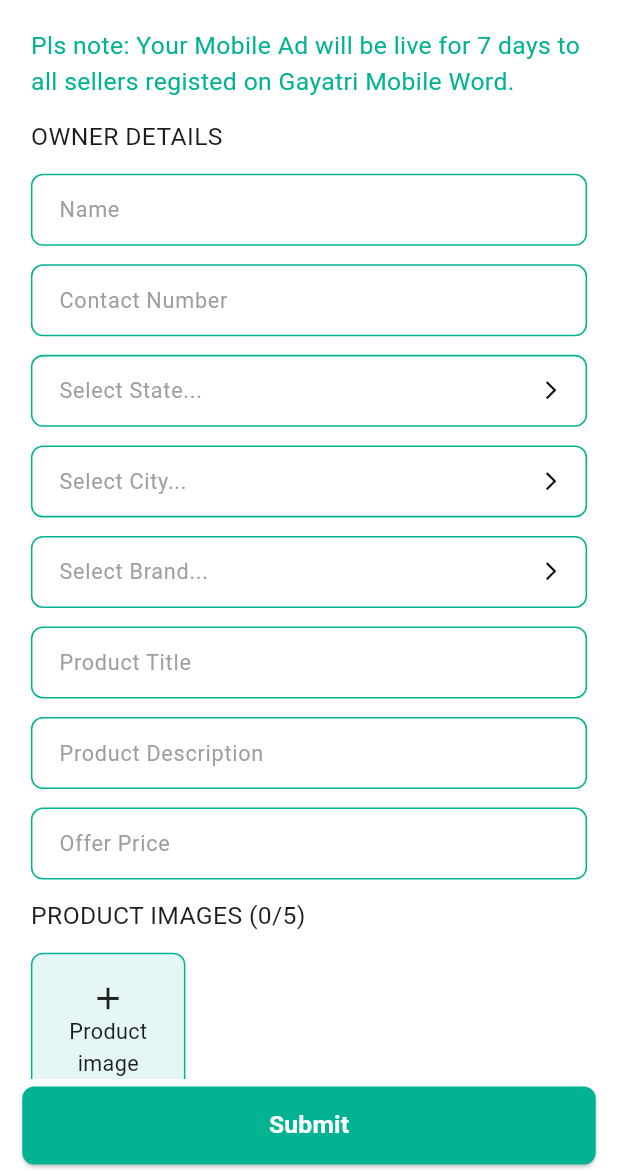
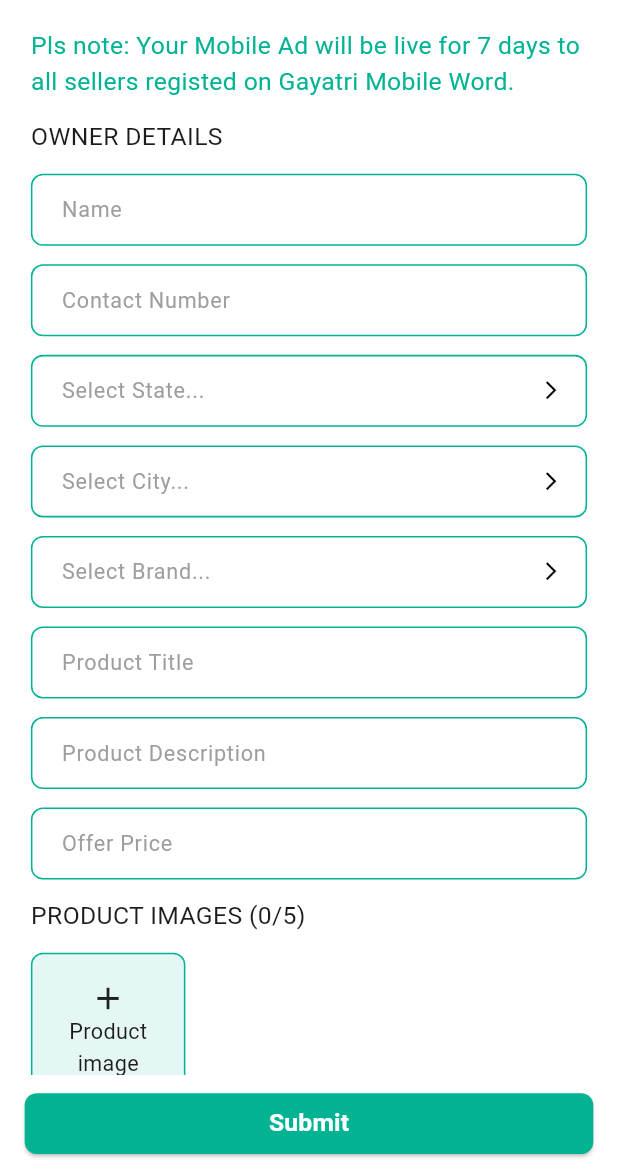
Before and after one commit to RaviVachhani123/gayatri_mobile_world, a Flutter app: the SellProductPage screen opened directly, on a phone screen of 412 x 824 dp, the part 64-1236 px from its top. Run offline on Flutter 3.47's test engine with Material 3 defaults, Android fonts, the phone set to English and light mode, and no system bars; our stand-ins replace csc_picker, flutter_svg, fluttertoast, google_fonts, image_cropper, image_picker and 3 more; accounts and stored records are empty.

Commit message:
changes commit

```diff
--- a/lib/MorePage/Select_State.dart
+++ b/lib/MorePage/Select_State.dart
@@ -52,7 +52,7 @@ class _SelectStateOfIndiaState extends State<SelectStateOfIndia> {
     });
   }
   Future<void> loadStatesFromAssets() async {
-    final String response = await rootBundle.loadString('Assets/JsonData/StateAndCity.json');
+    final String response = await rootBundle.loadString('assets/JsonData/StateAndCity.json');
     final Map<String, dynamic> data = jsonDecode(response);
 
     if (widget.iscitypicker) {
--- a/lib/MorePage/Sell_Product_Page.dart
+++ b/lib/MorePage/Sell_Product_Page.dart
@@ -119,7 +119,7 @@ class _SellProductPageState extends State<SellProductPage> {
   String? selectedBrand;
 
   InputDecoration _inputDecoration(String lable,String hinttext) {
-    return InputDecoration(
+    return InputDecoration(errorStyle: TextStyle(fontSize: customstheam.text_responsive10),
       label: Text(lable),
       labelStyle:TextStyle(color: Colors.grey,fontSize: customstheam.text_responsive,),
       hintText: hinttext,
@@ -131,7 +131,7 @@ class _SellProductPageState extends State<SellProductPage> {
         borderRadius: BorderRadius.circular(8.0),
         borderSide: BorderSide(width:MediaQuery.sizeOf(context).width*0.0025,color: Colors.red),
       ),
-      contentPadding: EdgeInsets.symmetric(horizontal:MediaQuery.sizeOf(context).height*0.018 , vertical:MediaQuery.sizeOf(context).width*0.012),
+      contentPadding: EdgeInsets.symmetric(horizontal:MediaQuery.sizeOf(context).width*0.04 , vertical:MediaQuery.sizeOf(context).width*0.02),
     );
   }
 
@@ -152,7 +152,7 @@ class _SellProductPageState extends State<SellProductPage> {
               border: CustomInputDecoration.CustomDeco(context),
               focusedBorder: CustomInputDecoration.CustomDeco(context),
               disabledBorder: CustomInputDecoration.CustomDeco(context),
-              contentPadding: EdgeInsets.symmetric(horizontal:MediaQuery.sizeOf(context).height*0.018 , vertical:MediaQuery.sizeOf(context).width*0.012),
+              contentPadding: EdgeInsets.symmetric(horizontal:MediaQuery.sizeOf(context).width*0.04 , vertical:MediaQuery.sizeOf(context).width*0.02),
             )
         )
     );
@@ -189,18 +189,18 @@ class _SellProductPageState extends State<SellProductPage> {
             children: [
               Text("Pls note: Your Mobile Ad will be live for 7 days to all sellers registed on Gayatri Mobile Word.",
                 style: TextStyle(color: customstheam.icon_col,fontWeight:FontWeight.w400,fontSize: customstheam.text_responsive16),),
-              SizedBox(height: height*0.015,),
+              SizedBox(height: width*0.03),
 
               Text('OWNER DETAILS',
                   style: TextStyle(fontWeight: FontWeight.w400, fontSize: customstheam.text_responsive16)),
-              SizedBox(height: height*0.015),
+              SizedBox(height: width*0.03),
 
               TextFormField(
                 style: TextStyle(color: Colors.black,fontSize: customstheam.text_responsive,fontWeight: FontWeight.w400),
                 decoration: _inputDecoration('Name','Enter Your Name',),
                 validator: (value) => value!.isEmpty ? 'Enter your name' : null,
               ),
-              SizedBox(height:height*0.015),
+              SizedBox(height:width*0.03),
 
               TextFormField(
                 style: TextStyle(color: Colors.black,fontSize: customstheam.text_responsive,fontWeight: FontWeight.w400),
@@ -208,7 +208,7 @@ class _SellProductPageState extends State<SellProductPage> {
                 keyboardType: TextInputType.phone,
                 // validator: (value) => value!.isEmpty ? 'Enter your number' : null,
               ),
-              SizedBox(height:height*0.015),
+              SizedBox(height:width*0.03),
 
               //select state
               InkWell(
@@ -231,11 +231,11 @@ class _SellProductPageState extends State<SellProductPage> {
                     // hintText: statecontroller.text.isEmpty?"Select State...":"${statecontroller.text}",
                     hintStyle:TextStyle(color: Colors.grey,fontSize: customstheam.text_responsive,fontWeight: FontWeight.w400,),
                     suffixIcon: Icon(Icons.arrow_forward_ios, size: customstheam.text_responsive, color: Colors.black),
-                    contentPadding: EdgeInsets.symmetric(horizontal:height*0.018 , vertical:width*0.012),
+                    contentPadding: EdgeInsets.symmetric(horizontal:width*0.04 , vertical:width*0.02),
                   ),
                 ),
               ),
-              SizedBox(height: height*0.015,),
+              SizedBox(height: width*0.03),
 
               //select city
               InkWell(
@@ -258,11 +258,11 @@ class _SellProductPageState extends State<SellProductPage> {
                     hintText: "Select City...",
                     hintStyle:TextStyle(color: Colors.grey,fontSize: customstheam.text_responsive,fontWeight: FontWeight.w400,),
                     suffixIcon: Icon(Icons.arrow_forward_ios, size: customstheam.text_responsive, color: Colors.black),
-                    contentPadding: EdgeInsets.symmetric(horizontal:height*0.018 , vertical:width*0.012),
+                    contentPadding: EdgeInsets.symmetric(horizontal:width*0.04 , vertical:width*0.02),
                   ),
                 ),
               ),
-              SizedBox(height: height*0.015,),
+              SizedBox(height: width*0.03),
 
               _selectField('Select Brand...',selectedBrand,() async {
                   final result = await Navigator.push(
@@ -272,21 +272,21 @@ class _SellProductPageState extends State<SellProductPage> {
                   setState(() => selectedBrand = result);
                 },
               ),
-              SizedBox(height:height*0.015),
+              SizedBox(height:width*0.03),
 
               TextFormField(
                 style: TextStyle(color: Colors.black,fontSize: customstheam.text_responsive,fontWeight: FontWeight.w400),
                 decoration: _inputDecoration('Product Title','Enter Your Product Title'),
                 validator: (value) => value!.isEmpty ? 'Enter product title' : null,
               ),
-              SizedBox(height:height*0.015),
+              SizedBox(height:width*0.03),
 
               TextFormField(
                 style: TextStyle(color: Colors.black,fontSize: customstheam.text_responsive,fontWeight: FontWeight.w400),
                 decoration: _inputDecoration('Product Description','Enter Your Product Description'),
                 validator: (value) => value!.isEmpty ? 'Enter product description' : null,
               ),
-              SizedBox(height:height*0.015),
+              SizedBox(height:width*0.03),
 
               TextFormField(
                 style: TextStyle(color: Colors.black,fontSize: customstheam.text_responsive,fontWeight: FontWeight.w400),
@@ -294,13 +294,13 @@ class _SellProductPageState extends State<SellProductPage> {
                 keyboardType: TextInputType.number,
                 validator: (value) => value!.isEmpty ? 'Enter offer price' : null,
               ),
-              SizedBox(height:height*0.015),
+              SizedBox(height:width*0.03),
 
               Text(
                 "PRODUCT IMAGES (${_images.length}/$_imageLimit)",
                 style: TextStyle(fontSize: customstheam.text_responsive16, fontWeight: FontWeight.w400),
               ),
-              SizedBox(height: height*0.015),
+              SizedBox(height: width*0.03),
 
               SingleChildScrollView(
                 scrollDirection: Axis.horizontal,
@@ -313,7 +313,7 @@ class _SellProductPageState extends State<SellProductPage> {
                           height: width*0.25,
                           width: width*0.25,
                           decoration: BoxDecoration(
-                            border: Border.all(color: customstheam.icon_col),
+                            border: Border.all(color: customstheam.icon_col,width: width*0.0025),
                             borderRadius: BorderRadius.circular(8),
                             color: customstheam.icon_col.withOpacity(0.1),
                           ),
@@ -343,7 +343,7 @@ class _SellProductPageState extends State<SellProductPage> {
                           width: width*0.25,
                           margin: EdgeInsets.only(right: 10),
                           decoration: BoxDecoration(
-                            border: Border.all(color: customstheam.icon_col),
+                            border: Border.all(color: customstheam.icon_col,width: width*0.0025),
                             borderRadius: BorderRadius.circular(8),
                           ),
                           child: ClipRRect(
@@ -394,7 +394,7 @@ class _SellProductPageState extends State<SellProductPage> {
 
       bottomNavigationBar: Container(
         color: Colors.white,
-        padding: EdgeInsets.symmetric(horizontal: height*0.018, vertical: width*0.012),
+        padding: EdgeInsets.symmetric(horizontal: width*0.04, vertical: width*0.02),
         // Padding: EdgeInsets.symmetric(horizontal:height*0.018 , vertical:width*0.012),
 
         child: ElevatedButton(
@@ -410,7 +410,7 @@ class _SellProductPageState extends State<SellProductPage> {
             shape: RoundedRectangleBorder(
               borderRadius: BorderRadius.circular(8.0),
             ),
-            padding: EdgeInsets.symmetric(vertical: 14),
+            padding: EdgeInsets.symmetric(vertical: width*0.02),
           ),
           child: Text(
             'Submit',
```
Also changed, not shown: 1 other file.
